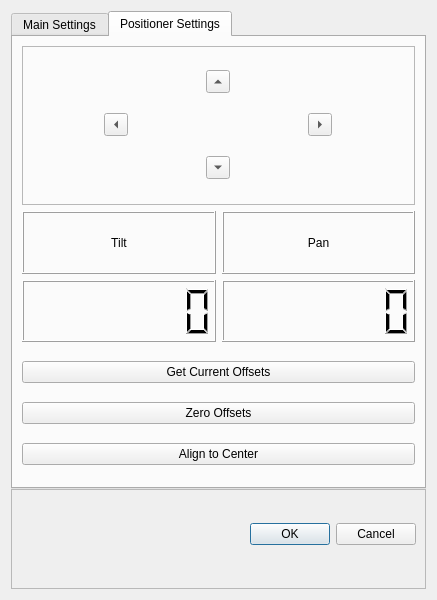
The window that gui/settings_ui.ui (Wireless-Research-Tester/Automated-Wireless-Research-Tester) describes before a commit, drawn with Qt 5.
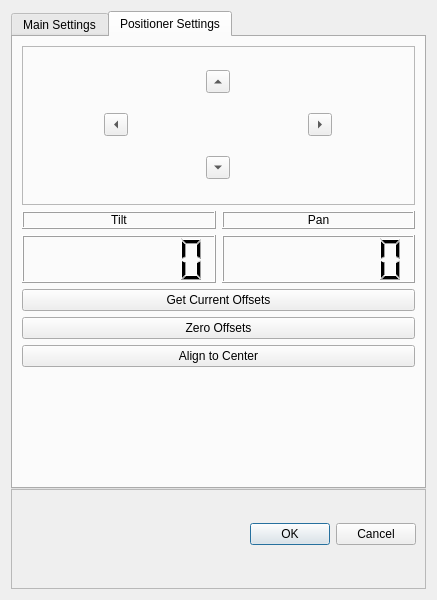
The same window after the commit. The open tabs and pages were chosen to show the change.

```diff
--- a/gui/settings_ui.ui
+++ b/gui/settings_ui.ui
@@ -846,6 +846,19 @@
          </item>
         </layout>
        </item>
+       <item>
+        <spacer name="verticalSpacer_2">
+         <property name="orientation">
+          <enum>Qt::Vertical</enum>
+         </property>
+         <property name="sizeHint" stdset="0">
+          <size>
+           <width>20</width>
+           <height>40</height>
+          </size>
+         </property>
+        </spacer>
+       </item>
       </layout>
      </widget>
     </widget>
```
Left out of the diff: 16 changed lines with no effect on the pictures.
